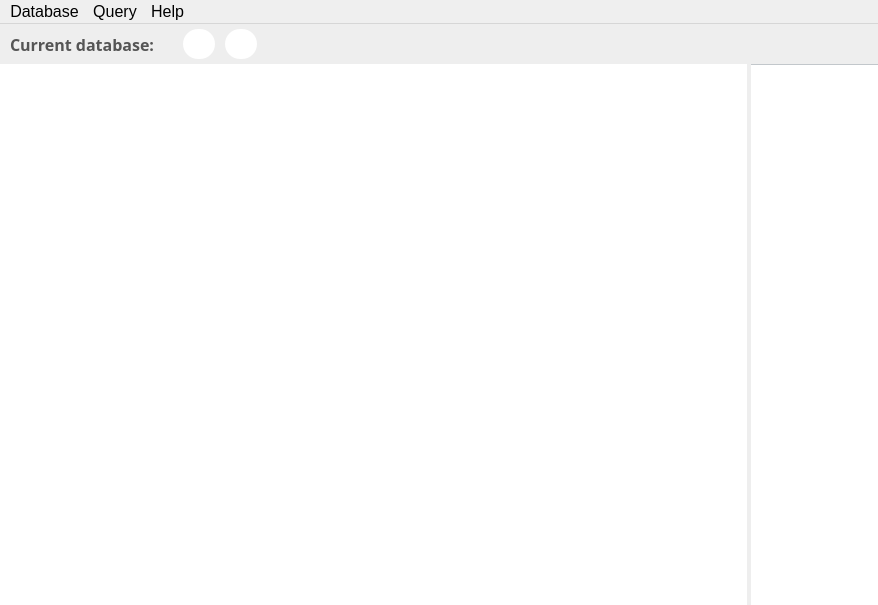
Above: NBAdmin/MainWindow.ui from gitnitrosbase/QtAdmin before the change. Below: the same form after it.
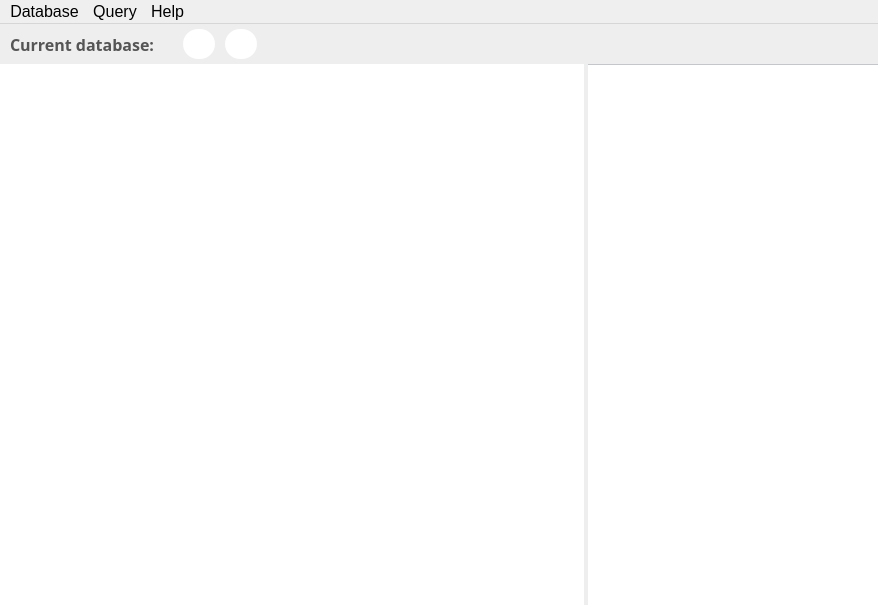
That is the form after the change. Icons and pictures are not drawn.

Commit message: added label with version of database

Diff of the .ui file:
```diff
--- a/NBAdmin/MainWindow.ui
+++ b/NBAdmin/MainWindow.ui
@@ -363,29 +363,10 @@
         </property>
        </column>
       </widget>
+      <widget class="QWidget" name="verticalLayoutWidget">
+       <layout class="QVBoxLayout" name="verticalLayout">
+        <item>
       <widget class="QTabWidget" name="tabWidget">
-       <property name="enabled">
-        <bool>true</bool>
-       </property>
-       <property name="sizePolicy">
-        <sizepolicy hsizetype="Preferred" vsizetype="Expanding">
-         <horstretch>0</horstretch>
-         <verstretch>0</verstretch>
-        </sizepolicy>
-       </property>
-       <property name="minimumSize">
-        <size>
-         <width>0</width>
-         <height>0</height>
-        </size>
-       </property>
-       <property name="font">
-        <font>
-         <family>Segoe UI Semibold</family>
-         <pointsize>12</pointsize>
-         <bold>true</bold>
-        </font>
-       </property>
        <property name="styleSheet">
         <string notr="true">QTabWidget::pane { 
      border-top: 1px solid #C2C7CB;;
@@ -424,21 +405,25 @@
        <property name="currentIndex">
         <number>-1</number>
        </property>
-       <property name="elideMode">
-        <enum>Qt::ElideNone</enum>
-       </property>
-       <property name="documentMode">
-        <bool>false</bool>
-       </property>
-       <property name="tabsClosable">
-        <bool>true</bool>
-       </property>
-       <property name="movable">
-        <bool>true</bool>
-       </property>
-       <property name="tabBarAutoHide">
-        <bool>false</bool>
-       </property>
+         </widget>
+        </item>
+        <item>
+         <widget class="QLabel" name="dbVersionLabel">
+          <property name="maximumSize">
+           <size>
+            <width>16777215</width>
+            <height>50</height>
+           </size>
+          </property>
+          <property name="styleSheet">
+           <string notr="true">color: #0085c7</string>
+          </property>
+          <property name="text">
+           <string/>
+          </property>
+         </widget>
+        </item>
+       </layout>
       </widget>
      </widget>
     </item>
```
Left out of the diff: 2 changed lines with no effect on the pictures. Lines whose indentation alone changed are shown as unchanged. The commit also changes 2 other files.
